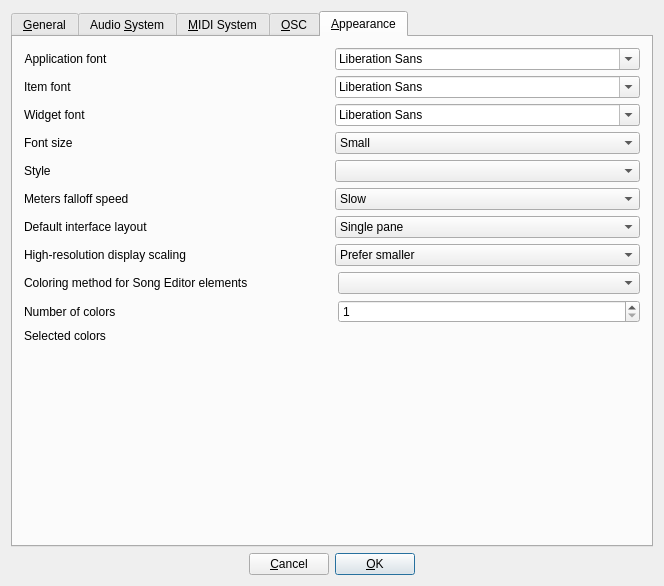
Old version of the form src/gui/src/PreferencesDialog_UI.ui in the repository hydrogen-music/hydrogen.
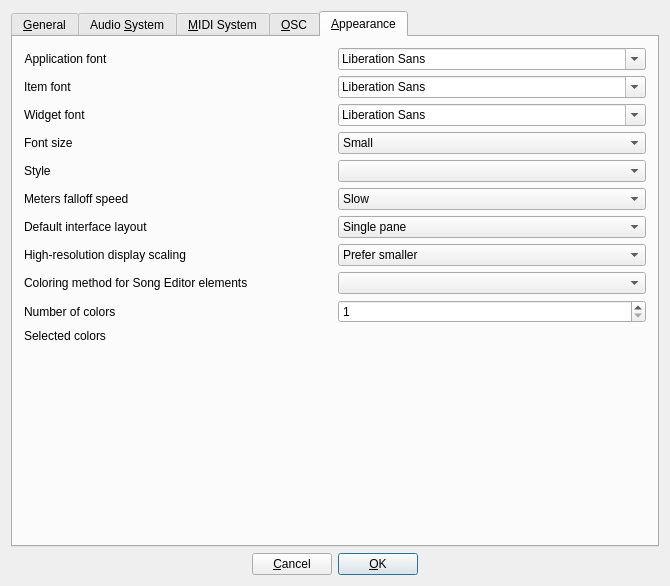
New version of the form. The open tabs and pages were chosen to show the change. Custom widgets are drawn as their Qt base class.

Commit message:
PreferencesDialog: fix color selection layout
for some reason the width of every combobox in the Appearance tab was just reported as 100px. Resizing seems to happen after the constructor was called. Therefore, the number of color selection buttons per line is now determined by a fixed width.

Diff of the .ui file:
```diff
--- a/src/gui/src/PreferencesDialog_UI.ui
+++ b/src/gui/src/PreferencesDialog_UI.ui
@@ -1230,6 +1230,12 @@
          </item>
          <item row="2" column="1">
           <widget class="QSpinBox" name="coloringMethodAuxSpinBox">
+           <property name="minimumSize">
+            <size>
+             <width>308</width>
+             <height>0</height>
+            </size>
+           </property>
            <property name="minimum">
             <number>1</number>
            </property>
```
The commit also changes 1 other file.
